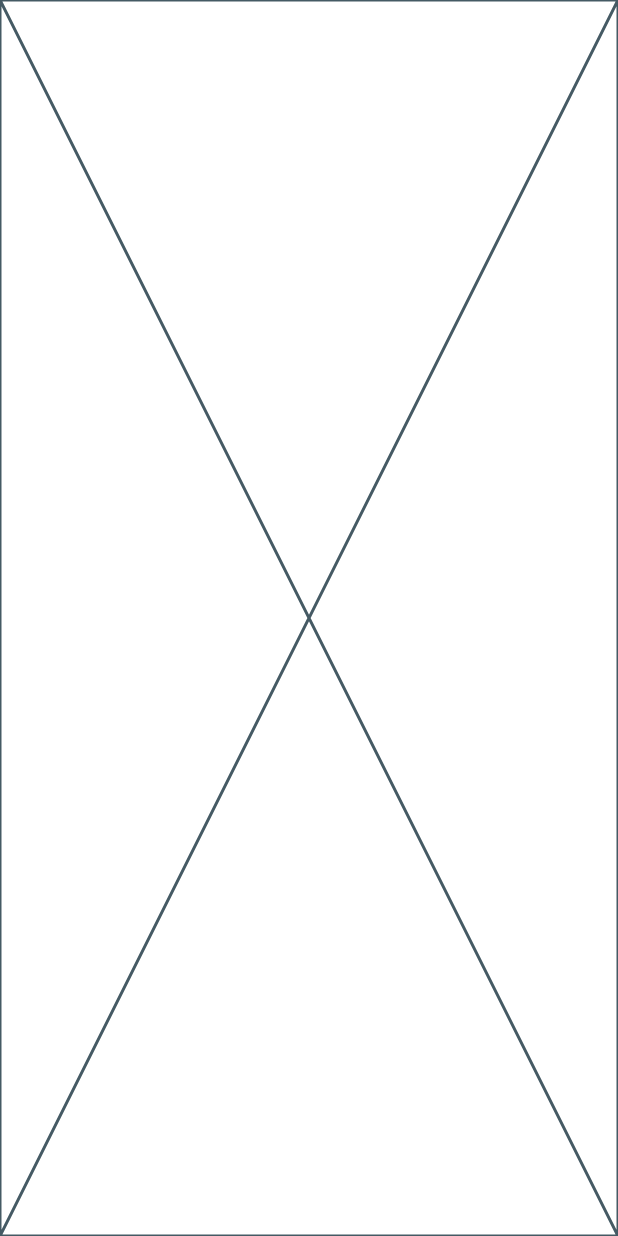
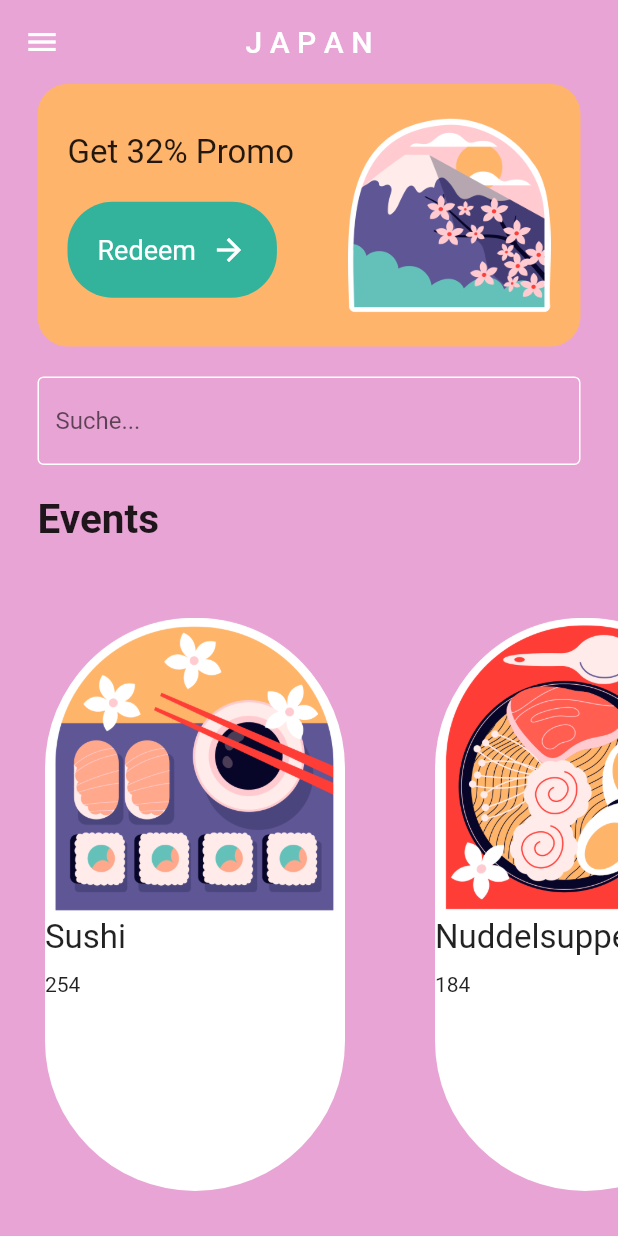
Before and after one commit to Rusbeh/japan_app, a Flutter app: the screen it shows after launch, after a tap on "Reise starten!", on a phone screen of 412 x 824 dp. Run offline on Flutter 3.47's test engine with Material 2 defaults, Android fonts, the phone set to English and light mode, and no system bars; our stand-ins replace google_fonts.

```diff
--- /dev/null
+++ b/lib/components/activity_tile.dart
@@ -0,0 +1,43 @@
+import 'package:app_1/modules/activity.dart';
+import 'package:flutter/material.dart';
+
+class ActivityTile extends StatelessWidget {
+  final Activity activity;
+
+  const ActivityTile({
+    super.key,
+    required this.activity,
+  });
+
+  @override
+  Widget build(BuildContext context) {
+    return Container(
+      margin: EdgeInsets.all(30),
+      decoration: BoxDecoration(
+        color: const Color.fromARGB(255, 255, 255, 255),
+        borderRadius: BorderRadius.circular(300),
+      ),
+      child: Column(
+        crossAxisAlignment: CrossAxisAlignment.start,
+        children: [
+          Image.asset(
+            activity.imagePath,
+            height: 200,
+          ),
+          Text(
+            activity.name,
+            style: TextStyle(fontSize: 22),
+          ),
+          SizedBox(height: 10),
+          Row(
+            mainAxisAlignment: MainAxisAlignment.spaceBetween,
+            children: [
+              Text(activity.price),
+              Text(activity.rating),
+            ],
+          )
+        ],
+      ),
+    );
+  }
+}
--- a/lib/components/button.dart
+++ b/lib/components/button.dart
@@ -12,15 +12,13 @@ class MyButton extends StatelessWidget {
 
   @override
   Widget build(BuildContext context) {
-    return Padding(
-      padding: const EdgeInsets.symmetric(horizontal: 15.0),
-      child: GestureDetector(
+    return GestureDetector(
       onTap: event,
       child: Container(
         padding: EdgeInsets.all(20),
         decoration: BoxDecoration(
-              color: Color(0xff64ccfc),
-              borderRadius: BorderRadius.circular(12)),
+            color: Color.fromARGB(255, 51, 179, 156),
+            borderRadius: BorderRadius.circular(30)),
         child: Row(
           mainAxisAlignment: MainAxisAlignment.center,
           children: [
@@ -36,7 +34,6 @@ class MyButton extends StatelessWidget {
           ],
         ),
       ),
-      ),
     );
   }
 }
--- /dev/null
+++ b/lib/modules/activity.dart
@@ -0,0 +1,13 @@
+class Activity {
+  final String name;
+  final String price;
+  final String imagePath;
+  final String rating;
+
+  Activity({
+    required this.name,
+    required this.price,
+    required this.imagePath,
+    required this.rating,
+  });
+}
--- a/lib/pages/intro_page.dart
+++ b/lib/pages/intro_page.dart
@@ -1,5 +1,5 @@
 import 'package:app_1/components/button.dart';
-import 'package:app_1/pages/menu_page.dart';
+// import 'package:app_1/pages/menu_page.dart';
 import 'package:flutter/material.dart';
 import 'package:google_fonts/google_fonts.dart';
 
@@ -9,7 +9,7 @@ class IntroPage extends StatelessWidget {
   @override
   Widget build(BuildContext context) {
     return Scaffold(
-      backgroundColor: Color(0xff085c9c),
+      backgroundColor: Color.fromARGB(255, 234, 167, 197),
       body: SafeArea(
         child: Column(
           crossAxisAlignment: CrossAxisAlignment.start,
@@ -70,12 +70,15 @@ class IntroPage extends StatelessWidget {
               ),
             ),
             SizedBox(height: 40),
-            MyButton(
-              text: "Reise starten!",
-              event: () {
-                // go to menu page
-                Navigator.pushNamed(context, '/menupage');
-              },
+            Padding(
+              padding: const EdgeInsets.symmetric(horizontal: 15.0),
+              child: MyButton(
+                text: "Reise starten!",
+                event: () {
+                  // go to menu page
+                  Navigator.pushNamed(context, '/menupage');
+                },
+              ),
             )
           ],
         ),
--- a/lib/pages/menu_page.dart
+++ b/lib/pages/menu_page.dart
@@ -1,3 +1,6 @@
+import 'package:app_1/components/activity_tile.dart';
+import 'package:app_1/components/button.dart';
+import 'package:app_1/modules/activity.dart';
 import 'package:flutter/material.dart';
 
 class MenuPage extends StatefulWidget {
@@ -8,8 +11,100 @@ class MenuPage extends StatefulWidget {
 }
 
 class _MenuPageState extends State<MenuPage> {
+  List Events = [
+    Activity(
+        name: "Sushi",
+        price: "25",
+        imagePath: "lib/images/japan5.png",
+        rating: "4"),
+    Activity(
+      name: "Nuddelsuppe",
+      price: "18",
+      imagePath: "lib/images/japan4.png",
+      rating: "4",
+    ),
+    Activity(
+      name: "Kimono",
+      price: "49",
+      imagePath: "lib/images/japan3.png",
+      rating: "5",
+    ),
+  ];
+
   @override
   Widget build(BuildContext context) {
-    return const Placeholder();
+    return Scaffold(
+      backgroundColor: Color.fromARGB(255, 232, 164, 213),
+      appBar: AppBar(
+        leading: Icon(Icons.menu),
+        backgroundColor: Colors.transparent,
+        elevation: 0,
+        title: Text("J A P A N"),
+        centerTitle: true,
+      ),
+      body: Column(
+        crossAxisAlignment: CrossAxisAlignment.start,
+        children: [
+          //promo banner
+          Container(
+            padding: EdgeInsets.all(20),
+            margin: const EdgeInsets.symmetric(horizontal: 25),
+            decoration: BoxDecoration(
+                color: Color(0xffffb46c),
+                borderRadius: BorderRadius.circular(20)),
+            child: Row(
+              mainAxisAlignment: MainAxisAlignment.spaceBetween,
+              children: [
+                Column(
+                  crossAxisAlignment: CrossAxisAlignment.start,
+                  children: [
+                    // promo message
+
+                    const Text(
+                      "Get 32% Promo",
+                      style: TextStyle(fontSize: 22),
+                    ),
+                    const SizedBox(height: 20),
+                    MyButton(text: "Redeem", event: () {})
+
+                    // redeem button
+                  ],
+                ),
+                Image.asset("lib/images/japan8.png", height: 135),
+              ],
+            ),
+          ),
+          const SizedBox(height: 20),
+          const Padding(
+            padding: EdgeInsets.symmetric(horizontal: 25.0),
+            child: TextField(
+              decoration: InputDecoration(
+                hintText: "Suche...",
+                enabledBorder: OutlineInputBorder(
+                  borderSide: BorderSide(color: Colors.white),
+                ),
+                border: OutlineInputBorder(
+                  borderSide: BorderSide(color: Colors.white),
+                ),
+              ),
+            ),
+          ),
+          const SizedBox(height: 20),
+          const Padding(
+              padding: EdgeInsets.symmetric(horizontal: 25.0),
+              child: Text("Events",
+                  style: TextStyle(fontSize: 27, fontWeight: FontWeight.bold))),
+          const SizedBox(height: 20),
+
+          Expanded(
+              child: ListView.builder(
+            scrollDirection: Axis.horizontal,
+            itemCount: Events.length,
+            itemBuilder: (context, index) =>
+                ActivityTile(activity: Events[index]),
+          ))
+        ],
+      ),
+    );
   }
 }
```
Lines whose indentation alone changed are shown as unchanged.
